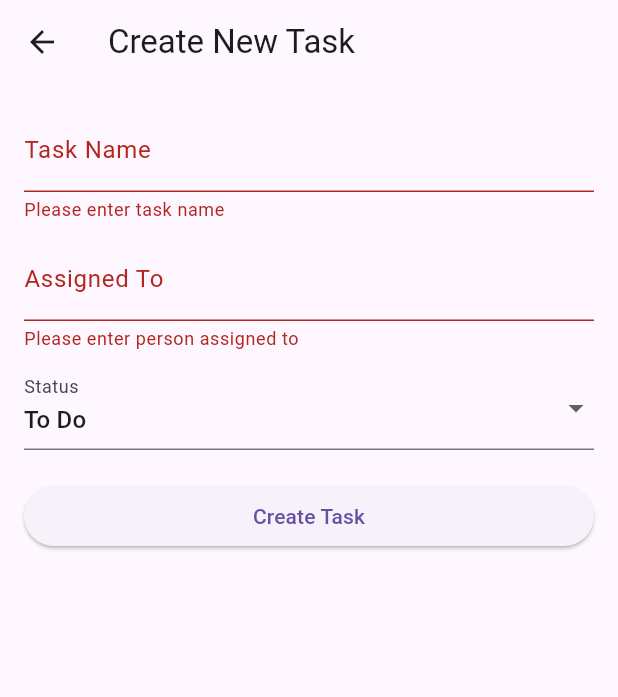
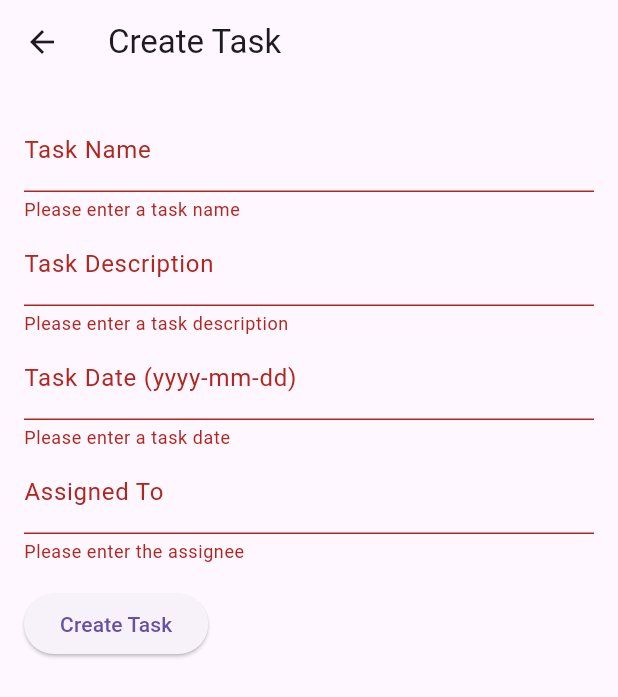
Before and after one commit to ekrajghimire/Work-Chart-System, a Flutter app: the CreateTaskScreen screen opened by its route, after a tap on "Create Task", on a phone screen of 412 x 824 dp. Shown: the top 697 px of the screen. Run offline on Flutter 3.47's test engine with Material 3 defaults, Android fonts, the phone set to English and light mode, and no system bars; our stand-ins replace sqflite; accounts and stored records are empty.

Commit message:
Screen functionalities changes

```diff
--- a/lib/screens/create_task_screen.dart
+++ b/lib/screens/create_task_screen.dart
@@ -7,83 +7,96 @@ class CreateTaskScreen extends StatefulWidget {
 
 class _CreateTaskScreenState extends State<CreateTaskScreen> {
   final _formKey = GlobalKey<FormState>();
-  final TextEditingController _taskController = TextEditingController();
-  final TextEditingController _assignedToController = TextEditingController();
-  String _status = 'To Do';
-
-  // List of statuses
-  final List<String> statuses = ['To Do', 'In Progress', 'Done'];
+  String taskName = '';
+  String taskDescription = '';
+  String taskDate = '';
+  String assignedTo = '';
 
   @override
   Widget build(BuildContext context) {
     return Scaffold(
       appBar: AppBar(
-        title: Text('Create New Task'),
+        title: Text('Create Task'),
       ),
       body: Padding(
         padding: const EdgeInsets.all(16.0),
         child: Form(
           key: _formKey,
           child: Column(
-            crossAxisAlignment: CrossAxisAlignment.stretch,
+            crossAxisAlignment: CrossAxisAlignment.start,
             children: [
               TextFormField(
-                controller: _taskController,
                 decoration: InputDecoration(labelText: 'Task Name'),
                 validator: (value) {
                   if (value == null || value.isEmpty) {
-                    return 'Please enter task name';
+                    return 'Please enter a task name';
                   }
                   return null;
                 },
+                onChanged: (value) {
+                  setState(() {
+                    taskName = value;
+                  });
+                },
               ),
-              SizedBox(height: 10),
               TextFormField(
-                controller: _assignedToController,
+                decoration: InputDecoration(labelText: 'Task Description'),
+                validator: (value) {
+                  if (value == null || value.isEmpty) {
+                    return 'Please enter a task description';
+                  }
+                  return null;
+                },
+                onChanged: (value) {
+                  setState(() {
+                    taskDescription = value;
+                  });
+                },
+              ),
+              TextFormField(
+                decoration:
+                    InputDecoration(labelText: 'Task Date (yyyy-mm-dd)'),
+                validator: (value) {
+                  if (value == null || value.isEmpty) {
+                    return 'Please enter a task date';
+                  }
+                  return null;
+                },
+                onChanged: (value) {
+                  setState(() {
+                    taskDate = value;
+                  });
+                },
+              ),
+              TextFormField(
                 decoration: InputDecoration(labelText: 'Assigned To'),
                 validator: (value) {
                   if (value == null || value.isEmpty) {
-                    return 'Please enter person assigned to';
+                    return 'Please enter the assignee';
                   }
                   return null;
                 },
-              ),
-              SizedBox(height: 10),
-              DropdownButtonFormField<String>(
-                value: _status,
-                items: statuses.map((status) {
-                  return DropdownMenuItem<String>(
-                    value: status,
-                    child: Text(status),
-                  );
-                }).toList(),
-                onChanged: (newValue) {
+                onChanged: (value) {
                   setState(() {
-                    _status = newValue!;
+                    assignedTo = value;
                   });
                 },
-                decoration: InputDecoration(labelText: 'Status'),
               ),
-              SizedBox(height: 20),
-              ElevatedButton(
-                onPressed: () {
-                  if (_formKey.currentState!.validate()) {
-                    // Here, you would usually send the data to a backend or database
-                    ScaffoldMessenger.of(context).showSnackBar(
-                      SnackBar(
-                          content:
-                              Text('Task Created: ${_taskController.text}')),
-                    );
-
-                    // Clear form after submission
-                    _taskController.clear();
-                    _assignedToController.clear();
-                    setState(() {
-                      _status = 'To Do';
-                    });
-                  }
-                },
-                child: Text('Create Task'),
+              Padding(
+                padding: const EdgeInsets.symmetric(vertical: 16.0),
+                child: ElevatedButton(
+                  onPressed: () {
+                    if (_formKey.currentState?.validate() ?? false) {
+                      // If form is valid, submit the task data
+                      // You can add logic here to save the task data to a local storage or backend
+                      ScaffoldMessenger.of(context).showSnackBar(SnackBar(
+                        content: Text('Task Created Successfully!'),
+                      ));
+                      Navigator.pop(context); // Go back to the admin dashboard
+                    }
+                  },
+                  child: Text('Create Task'),
+                ),
               ),
             ],
           ),
--- a/lib/screens/view_all_tasks.dart
+++ b/lib/screens/view_all_tasks.dart
@@ -1,12 +1,25 @@
 import 'package:flutter/material.dart';
 
 class ViewAllTasksScreen extends StatelessWidget {
-  // Sample data for tasks
   final List<Map<String, String>> tasks = [
-    {'task': 'Task 1', 'status': 'To Do', 'assignedTo': 'John'},
-    {'task': 'Task 2', 'status': 'In Progress', 'assignedTo': 'Jane'},
-    {'task': 'Task 3', 'status': 'Done', 'assignedTo': 'Mike'},
-    // Add more tasks here as needed
+    {
+      'name': 'Task 1',
+      'description': 'Task description 1',
+      'date': '2024-11-19',
+      'assigned': 'John Doe'
+    },
+    {
+      'name': 'Task 2',
+      'description': 'Task description 2',
+      'date': '2024-11-20',
+      'assigned': 'Jane Smith'
+    },
+    {
+      'name': 'Task 3',
+      'description': 'Task description 3',
+      'date': '2024-11-21',
+      'assigned': 'Mark Lee'
+    },
   ];
 
   @override
@@ -15,34 +28,28 @@ class ViewAllTasksScreen extends StatelessWidget {
       appBar: AppBar(
         title: Text('View All Tasks'),
       ),
-      body: Padding(
-        padding: const EdgeInsets.all(16.0),
-        child: ListView.builder(
-          itemCount: tasks.length,
-          itemBuilder: (context, index) {
-            return Card(
-              margin: EdgeInsets.only(bottom: 10),
-              child: ListTile(
-                title: Text(tasks[index]['task']!),
-                subtitle: Text('Assigned to: ${tasks[index]['assignedTo']}'),
-                trailing: Chip(
-                  label: Text(tasks[index]['status']!),
-                  backgroundColor: tasks[index]['status'] == 'Done'
-                      ? Colors.green
-                      : tasks[index]['status'] == 'In Progress'
-                          ? Colors.orange
-                          : Colors.red,
-                ),
-                onTap: () {
-                  // On tap, you could add functionality to view task details
-                  ScaffoldMessenger.of(context).showSnackBar(
-                    SnackBar(content: Text('Viewing details for ${tasks[index]['task']}')),
-                  );
+      body: ListView.builder(
+        itemCount: tasks.length,
+        itemBuilder: (context, index) {
+          final task = tasks[index];
+          return Card(
+            margin: EdgeInsets.symmetric(vertical: 10, horizontal: 15),
+            child: ListTile(
+              title: Text(task['name'] ?? ''),
+              subtitle: Text(
+                  'Assigned to: ${task['assigned']}\nDate: ${task['date']}'),
+              trailing: IconButton(
+                icon: Icon(Icons.delete),
+                onPressed: () {
+                  // Add logic for deleting a task here
+                  ScaffoldMessenger.of(context).showSnackBar(SnackBar(
+                    content: Text('Task deleted!'),
+                  ));
                 },
               ),
-            );
-          },
-        ),
+            ),
+          );
+        },
       ),
     );
   }
```
Also changed, not shown: lib/screens/admin_dashboard_screen.dart (+17 -24 lines).
